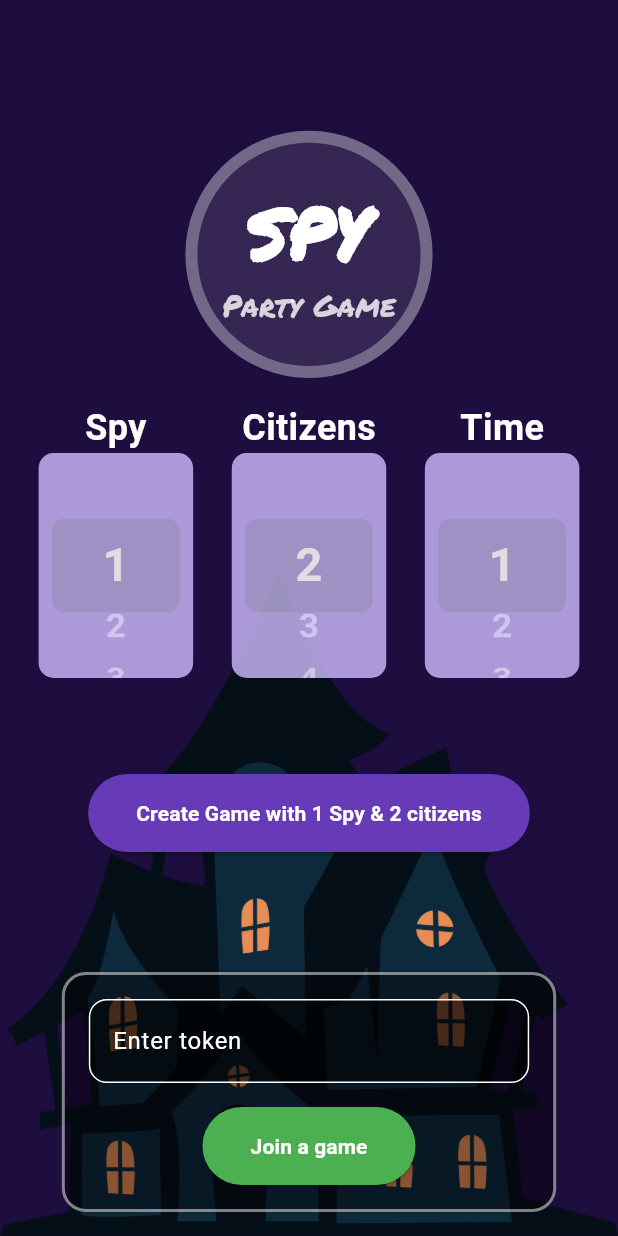
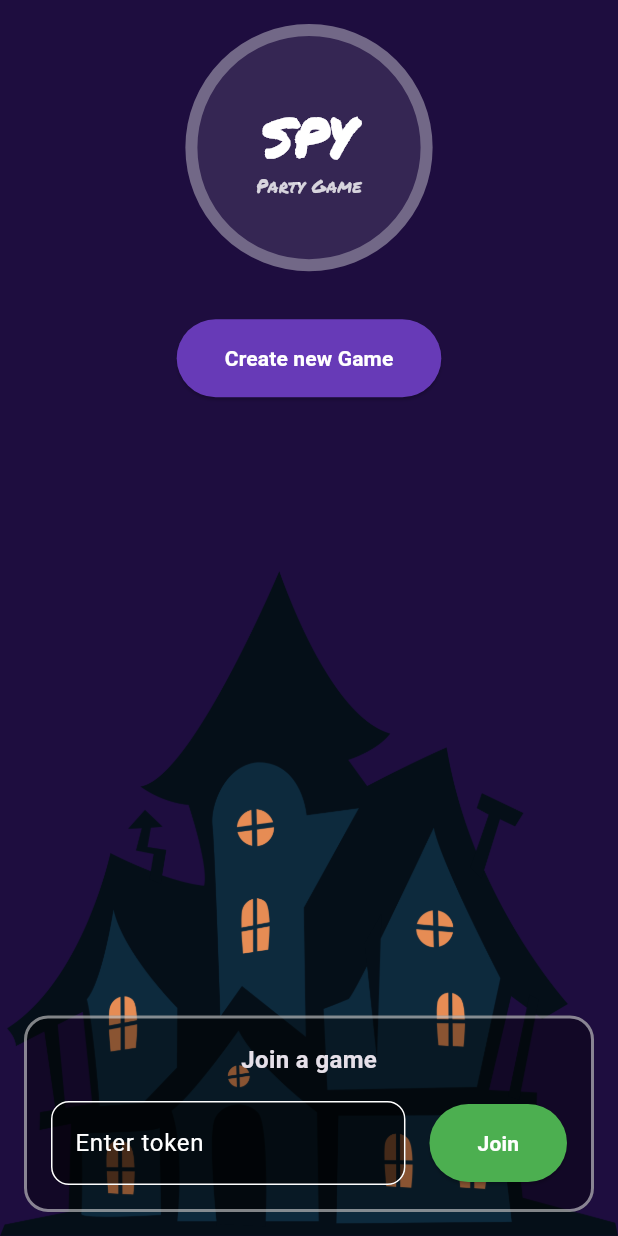
Before and after one commit to miladdiaz/spy_game, a Flutter app: the screen it shows after launch, on a phone screen of 412 x 824 dp. Run offline on Flutter 3.47's test engine with Material 3 defaults, Android fonts, the phone set to English and light mode, and no system bars; our stand-ins replace device_info_plus, flutter_riverpod, socket_io_client.

Commit message:
split create and join game

```diff
--- a/lib/main.dart
+++ b/lib/main.dart
@@ -1,6 +1,7 @@
 import 'package:flutter/material.dart';
 import 'package:flutter_riverpod/flutter_riverpod.dart';
 import 'package:spy_game/screens/home_screen.dart';
+import 'package:spy_game/screens/multi_device_screen.dart';
 import 'package:spy_game/screens/play_screen.dart';
 
 void main() {
@@ -21,6 +22,7 @@ class MyApp extends StatelessWidget {
       ),
       routes: {
         '/': (context) => const HomeScreen(),
+        '/multiDevice': (context) => const MultiDeviceScreen(),
         '/play': (context) => const PlayScreen(),
       },
     );
--- a/lib/screens/home_screen.dart
+++ b/lib/screens/home_screen.dart
@@ -1,39 +1,31 @@
 import 'package:flutter/material.dart';
 import 'package:flutter_riverpod/flutter_riverpod.dart';
 import 'package:spy_game/models/web_socket.dart';
-import 'package:spy_game/providers/game_provider.dart';
 import 'package:spy_game/providers/socket_provider.dart';
-import 'package:spy_game/providers/user_provider.dart';
 import 'package:spy_game/widgets/button.dart';
-import 'package:spy_game/widgets/counter.dart';
 import 'package:spy_game/widgets/join_game_container.dart';
 import 'package:spy_game/widgets/logo.dart';
 
 class HomeScreen extends ConsumerWidget {
-  const HomeScreen({super.key, t});
+  const HomeScreen({super.key});
 
   @override
   Widget build(BuildContext context, WidgetRef ref) {
-    // initialize user provider
-    ref.read(userNotifierProvider);
+    ref.listen(socketNotifierProvider, (previous, next) {
+      if (previous?.status == next.status) {
+        return;
+      }
 
-    final game = ref.watch(gameNotifierProvider);
-    final gameNotifier = ref.read(gameNotifierProvider.notifier);
-
-//TODO:fix if
-    ref.listen(socketNotifierProvider, (previous, next) {
-      if (previous?.status != next.status) {
       // if joined game successfully, navigate to play screen
       if (next.status == WebSocketStatus.connected) {
         Navigator.pushNamed(context, '/play');
       }
+
       // show error message if game not found
-        if (next.status != WebSocketStatus.connected &&
-            next.message.isNotEmpty) {
+      if (next.status != WebSocketStatus.connected && next.message.isNotEmpty) {
         ScaffoldMessenger.of(context).showSnackBar(
           SnackBar(content: Text(next.message)),
         );
-        }
       }
     });
 
@@ -41,8 +33,6 @@ class HomeScreen extends ConsumerWidget {
       extendBody: true,
       backgroundColor: const Color.fromARGB(255, 30, 13, 63),
       body: Container(
-        width: double.infinity,
-        height: double.infinity,
         decoration: const BoxDecoration(
           image: DecorationImage(
             image: AssetImage("assets/images/dark_house.png"),
@@ -51,54 +41,22 @@ class HomeScreen extends ConsumerWidget {
           ),
         ),
         child: SafeArea(
-          child: SingleChildScrollView(
-            reverse: true,
+          child: Center(
             child: Column(
-              mainAxisAlignment: MainAxisAlignment.center,
+              mainAxisAlignment: MainAxisAlignment.spaceBetween,
+              children: [
+                Column(
                   children: [
                     const Logo(),
-                Row(
-                  mainAxisAlignment: MainAxisAlignment.spaceEvenly,
-                  crossAxisAlignment: CrossAxisAlignment.center,
-                  children: [
-                    Counter(
-                      label: 'Spy',
-                      count: 4,
-                      startFrom: 1,
-                      onChange: (i) => gameNotifier.setProperty(spyCount: i),
-                    ),
-                    Counter(
-                      label: 'Citizens',
-                      count: 30,
-                      startFrom: 2,
-                      onChange: (i) =>
-                          gameNotifier.setProperty(citizenCount: i),
-                    ),
-                    Counter(
-                      label: 'Time',
-                      count: 30,
-                      startFrom: 1,
-                      onChange: (i) => gameNotifier.setProperty(
-                        time: Duration(minutes: i),
-                      ),
+                    const SizedBox(height: 16),
+                    Button(
+                      label: "Create new Game",
+                      onPressed: () {
+                        Navigator.pushNamed(context, '/multiDevice');
+                      },
                     ),
                   ],
                 ),
-                const SizedBox(height: 64),
-                Button(
-                  label:
-                      'Create Game with ${game.spyCount} Spy & ${game.citizenCount} citizens',
-                  onPressed: () {
-                    gameNotifier.createGame().then((res) {
-                      if (res.type != 'success') {
-                        ScaffoldMessenger.of(context).showSnackBar(
-                          SnackBar(content: Text(res.message)),
-                        );
-                      }
-                    });
-                  },
-                ),
-                const SizedBox(height: 64),
                 const JoinGameContainer(),
               ],
             ),
--- a/lib/widgets/join_game_container.dart
+++ b/lib/widgets/join_game_container.dart
@@ -24,8 +24,7 @@ class JoinGameContainerState extends ConsumerState<JoinGameContainer> {
     final socket = ref.watch(socketNotifierProvider);
 
     return Container(
-      width: MediaQuery.of(context).size.width * 0.8,
-      margin: const EdgeInsets.symmetric(vertical: 16),
+      margin: const EdgeInsets.only(left: 16, right: 16, bottom: 16),
       padding: const EdgeInsets.symmetric(
         horizontal: 16,
         vertical: 16,
@@ -40,7 +39,15 @@ class JoinGameContainerState extends ConsumerState<JoinGameContainer> {
       ),
       child: Column(
         children: [
-          TextField(
+          const Text(
+            'Join a game',
+            style: TextStyle(fontSize: 16, fontWeight: FontWeight.bold),
+          ),
+          const SizedBox(height: 16),
+          Row(
+            children: [
+              Expanded(
+                child: TextField(
                   controller: tokenController,
                   keyboardType: TextInputType.text,
                   style: const TextStyle(color: Colors.white),
@@ -63,19 +70,21 @@ class JoinGameContainerState extends ConsumerState<JoinGameContainer> {
                     filled: true,
                     fillColor: Colors.black.withOpacity(0.5),
                   ),
-            onChanged: (value) {},
                 ),
-          const SizedBox(height: 16),
+              ),
+              const SizedBox(width: 16),
               Button(
                 isLoading: socket.isLoading,
                 color: Colors.green,
-            label: 'Join a game',
+                label: 'Join',
                 onPressed: () {
                   socketNotifier.start(tokenController.text);
                 },
               ),
             ],
           ),
+        ],
+      ),
     );
   }
 }
--- a/lib/widgets/logo.dart
+++ b/lib/widgets/logo.dart
@@ -24,7 +24,7 @@ class Logo extends StatelessWidget {
             const Text(
               'SPY',
               style: TextStyle(
-                fontSize: 48,
+                fontSize: 36,
                 fontWeight: FontWeight.bold,
                 color: Colors.white,
                 fontFamily: "Permanent Marker",
@@ -33,7 +33,7 @@ class Logo extends StatelessWidget {
             Text(
               'Party Game',
               style: TextStyle(
-                fontSize: 20,
+                fontSize: 12,
                 color: Colors.white.withOpacity(0.8),
                 fontFamily: "Permanent Marker",
               ),
--- a/lib/widgets/timer.dart
+++ b/lib/widgets/timer.dart
@@ -39,6 +39,12 @@ class _TimerWidgetState extends State<TimerWidget> {
   }
 
   @override
+  void dispose() {
+    timer?.cancel();
+    super.dispose();
+  }
+
+  @override
   Widget build(BuildContext context) {
     return Container(
       margin: const EdgeInsets.all(8),
```
Also changed, not shown: lib/screens/multi_device_screen.dart (added, +112 -0 lines). Lines whose indentation alone changed are shown as unchanged.
